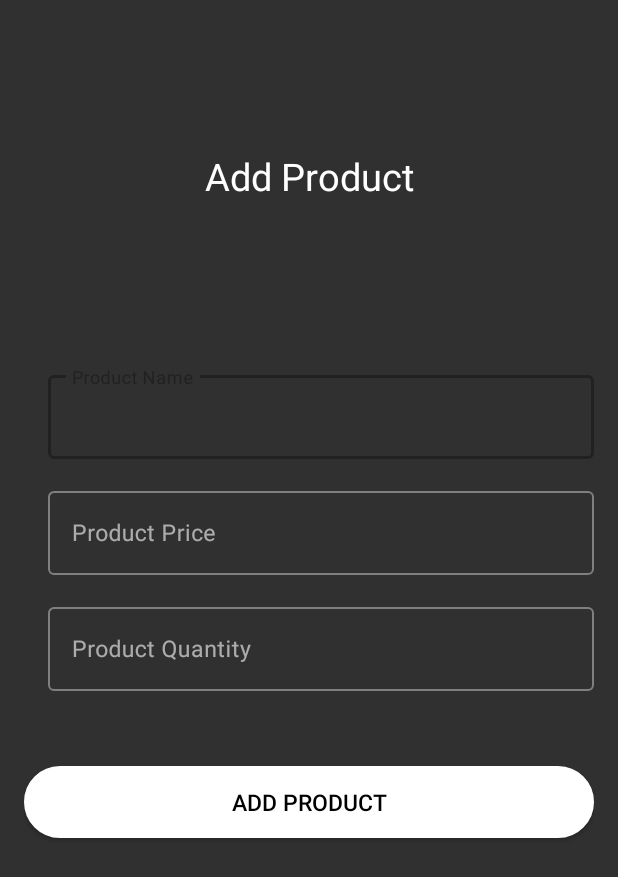
After one commit to adityakhati/EmandiFarmerApp, an Android app: the AddProductActivity screen opened directly, with no data from a screen before it, on a phone screen of 412 x 824 dp. The commit adds this screen. Shown: the top 877 px of the screen. Run offline under Robolectric (Android 15) with nearby library versions, the phone set to English and light mode, and no system bars; our stand-ins replace Firebase (no records; nobody signed in at launch, a user with empty details on screens opened directly).

Commit message:
Add Product

```diff
--- a/app/src/main/AndroidManifest.xml
+++ b/app/src/main/AndroidManifest.xml
@@ -1,7 +1,7 @@
 <?xml version="1.0" encoding="utf-8"?>
 <manifest xmlns:android="http://schemas.android.com/apk/res/android"
     package="com.example.android.emandi2">
-
+    <uses-permission android:name="android.permission.CAMERA" />
     <application
         android:allowBackup="true"
         android:icon="@mipmap/ic_launcher"
@@ -24,6 +24,7 @@
         <activity android:name=".LoginActivity" />
         <activity android:name=".OpeningActivity" />
         <activity android:name=".MainActivity" />
+        <activity android:name=".AddProductActivity" />
 
     </application>
 
--- /dev/null
+++ b/app/src/main/java/com/example/android/emandi2/AddProductActivity.java
@@ -0,0 +1,60 @@
+package com.example.android.emandi2;
+
+import android.app.ProgressDialog;
+import android.content.Intent;
+import android.os.Bundle;
+import android.view.View;
+import android.widget.Button;
+import android.widget.EditText;
+import android.widget.Toast;
+
+import androidx.appcompat.app.AppCompatActivity;
+
+import com.google.android.material.textfield.TextInputEditText;
+import com.google.firebase.auth.FirebaseAuth;
+import com.google.firebase.database.DatabaseReference;
+import com.google.firebase.database.FirebaseDatabase;
+
+public class AddProductActivity extends AppCompatActivity {
+    private EditText inputProdName,inputProdPrice,inputProdQuantity;
+    private FirebaseAuth auth;
+    private Button btnAddProd;
+
+    private FirebaseDatabase mFirebaseDatabase;
+    private DatabaseReference myRef;
+
+    @Override
+    protected void onCreate(Bundle savedInstanceState) {
+
+        super.onCreate(savedInstanceState);
+        setContentView(R.layout.fragment1);
+
+        mFirebaseDatabase = FirebaseDatabase.getInstance();
+        myRef = mFirebaseDatabase.getReference();
+
+        auth = FirebaseAuth.getInstance();
+
+        inputProdName = (EditText) findViewById(R.id.prod_name);
+        inputProdPrice= (EditText) findViewById(R.id.prod_price);
+        inputProdQuantity = (EditText) findViewById(R.id.prod_quantity);
+        btnAddProd = (Button) findViewById(R.id.btn_add_product);
+
+        btnAddProd.setOnClickListener(new View.OnClickListener() {
+            @Override
+            public void onClick(View view) {
+                final String prod_name = inputProdName.getText().toString();
+                final String prod_price = inputProdPrice.getText().toString();
+                final String prod_quantity = inputProdQuantity.getText().toString();
+
+                if (!(prod_name.equals("")&&prod_price.equals("")&&prod_quantity.equals(""))){
+                    myRef.child("Prod").child(prod_name).child("Manan").child("rs").setValue(prod_price);
+                    myRef.child("Prod").child(prod_name).child("Manan").child("kg").setValue(prod_quantity);
+                    Toast.makeText(AddProductActivity.this,"Product Added",Toast.LENGTH_SHORT).show();
+                }
+                else {
+                    Toast.makeText(AddProductActivity.this,"Fill All Fields",Toast.LENGTH_SHORT).show();
+                }
+            }
+        });
+    }
+}
--- a/app/src/main/java/com/example/android/emandi2/FirstFragment.java
+++ b/app/src/main/java/com/example/android/emandi2/FirstFragment.java
@@ -4,17 +4,20 @@ import android.os.Bundle;
 import android.view.LayoutInflater;
 import android.view.View;
 import android.view.ViewGroup;
+import android.widget.EditText;
 
 import androidx.annotation.Nullable;
 import androidx.fragment.app.Fragment;
 
 import com.example.android.emandi2.R;
+import com.google.firebase.auth.FirebaseAuth;
 
 public class FirstFragment extends Fragment {
 
     @Nullable
     @Override
     public View onCreateView(LayoutInflater inflater, @Nullable ViewGroup container, @Nullable Bundle savedInstanceState) {
-        return inflater.inflate(R.layout.fragment1, container, false);
+        View view = inflater.inflate(R.layout.fragment1, container, false);
+        return view;
     }
 }
--- a/app/src/main/res/layout/activity_login.xml
+++ b/app/src/main/res/layout/activity_login.xml
@@ -10,7 +10,7 @@
         android:layout_marginTop="100dp"
         android:gravity="center"
         android:text="LOG IN"
-        android:textColor="#fff"
+        android:textColor="@color/white"
         android:textSize="25sp"/>
     <LinearLayout
         android:layout_width="match_parent"
--- a/app/src/main/res/layout/activity_main.xml
+++ b/app/src/main/res/layout/activity_main.xml
@@ -9,7 +9,7 @@ android:layout_height="match_parent">
 <Button
     android:id="@+id/btn_logout"
     android:text="Logout"
-    android:textColor="#000"
+    android:textColor="@color/black"
     android:textSize="18sp"
     android:layout_width="match_parent"
     android:layout_height="wrap_content"
--- a/app/src/main/res/layout/activity_openinig.xml
+++ b/app/src/main/res/layout/activity_openinig.xml
@@ -8,7 +8,7 @@
     <Button
         android:id="@+id/btn_login"
         android:text="LOG IN"
-        android:textColor="#fff"
+        android:textColor="@color/white"
         android:textSize="18sp"
         android:layout_width="match_parent"
         android:layout_height="wrap_content"
@@ -21,7 +21,7 @@
     <Button
         android:id="@+id/btn_signup"
         android:text="SIGN UP"
-        android:textColor="#000"
+        android:textColor="@color/black"
         android:textSize="18sp"
         android:layout_width="match_parent"
         android:layout_height="wrap_content"
--- a/app/src/main/res/layout/activity_signup.xml
+++ b/app/src/main/res/layout/activity_signup.xml
@@ -10,7 +10,7 @@
         android:layout_marginTop="100dp"
         android:gravity="center"
         android:text="Sign Up"
-        android:textColor="#fff"
+        android:textColor="@color/white"
         android:textSize="25sp"/>
     <LinearLayout
         android:layout_width="match_parent"
@@ -69,7 +69,7 @@
             android:layout_marginBottom="170dp"
             android:background="@drawable/btn_white_bg"
             android:text="SIGN UP"
-            android:textColor="#000"
+            android:textColor="@color/black"
             android:textSize="15sp"/>
     </LinearLayout>
 </RelativeLayout>
--- a/app/src/main/res/layout/fragment1.xml
+++ b/app/src/main/res/layout/fragment1.xml
@@ -1,12 +1,74 @@
 <?xml version="1.0" encoding="utf-8"?>
-<LinearLayout xmlns:android="http://schemas.android.com/apk/res/android"
+<RelativeLayout xmlns:android="http://schemas.android.com/apk/res/android"
     android:orientation="vertical" android:layout_width="match_parent"
-    android:layout_height="match_parent">
-
+    android:layout_height="match_parent"
+    android:paddingHorizontal="16dp">
     <TextView
+        android:id="@+id/view_product"
+        android:layout_width="match_parent"
+        android:layout_height="wrap_content"
+        android:layout_marginTop="100dp"
+        android:gravity="center"
+        android:text="@string/add_product"
+        android:textColor="@color/white"
+        android:textSize="25sp"/>
+    <LinearLayout
         android:layout_width="match_parent"
         android:layout_height="match_parent"
-        android:text="First Fragment"
-        />
+        android:layout_marginTop="150dp"
+        android:gravity="center"
+        android:orientation="vertical">
+        <com.google.android.material.textfield.TextInputLayout
+            style="@style/Widget.MaterialComponents.TextInputLayout.OutlinedBox"
+            android:layout_width="match_parent"
+            android:paddingLeft="16dp"
+            android:layout_height="wrap_content">
+            <com.google.android.material.textfield.TextInputEditText
+                android:id="@+id/prod_name"
+                android:layout_width="match_parent"
+                android:layout_height="wrap_content"
+                android:hint="@string/product_name"
+                android:textSize="15sp"
+                android:inputType="text"/>
+        </com.google.android.material.textfield.TextInputLayout>
+        <com.google.android.material.textfield.TextInputLayout
+            style="@style/Widget.MaterialComponents.TextInputLayout.OutlinedBox"
+            android:layout_width="match_parent"
+            android:layout_height="wrap_content"
+            android:paddingLeft="16dp"
+            android:layout_marginTop="16dp" >
+            <com.google.android.material.textfield.TextInputEditText
+                android:id="@+id/prod_price"
+                android:layout_width="match_parent"
+                android:layout_height="wrap_content"
+                android:hint="@string/product_price"
+                android:textSize="15sp"
+                android:inputType="text"/>
+        </com.google.android.material.textfield.TextInputLayout>
+        <com.google.android.material.textfield.TextInputLayout
+            style="@style/Widget.MaterialComponents.TextInputLayout.OutlinedBox"
+            android:layout_width="match_parent"
+            android:layout_height="wrap_content"
+            android:paddingLeft="16dp"
+            android:layout_marginTop="16dp">
+            <com.google.android.material.textfield.TextInputEditText
+                android:id="@+id/prod_quantity"
+                android:layout_width="match_parent"
+                android:layout_height="wrap_content"
+                android:hint="@string/product_quantity"
+                android:inputType="text"
+                android:textSize="15sp"/>
+        </com.google.android.material.textfield.TextInputLayout>
+        <Button
+            android:id="@+id/btn_add_product"
+            android:layout_width="match_parent"
+            android:layout_height="wrap_content"
+            android:layout_marginTop="50dp"
+            android:layout_marginBottom="170dp"
+            android:background="@drawable/btn_white_bg"
+            android:text="@string/add_product"
+            android:textColor="@color/black"
+            android:textSize="15sp"/>
+    </LinearLayout>
 
-</LinearLayout>
+</RelativeLayout>
--- a/app/src/main/res/menu/activity_main_drawer.xml
+++ b/app/src/main/res/menu/activity_main_drawer.xml
@@ -4,10 +4,10 @@
     <group android:checkableBehavior="single">
         <item
             android:id="@+id/nav_first_layout"
-            android:title="First Layout" />
+            android:title="Add Product" />
         <item
             android:id="@+id/nav_second_layout"
-            android:title="Second Layout" />
+            android:title="Product Details" />
         <item
             android:id="@+id/nav_third_layout"
             android:title="Third Layout" />
--- a/app/src/main/res/values/colors.xml
+++ b/app/src/main/res/values/colors.xml
@@ -3,4 +3,6 @@
     <color name="colorPrimary">#008577</color>
     <color name="colorPrimaryDark">#00574B</color>
     <color name="colorAccent">#D81B60</color>
+    <color name="black">#000000</color>
+    <color name="white">#ffffff</color>
 </resources>
--- a/app/src/main/res/values/strings.xml
+++ b/app/src/main/res/values/strings.xml
@@ -10,4 +10,8 @@
     //Drawer Activities
     <string name="navigation_drawer_open">Open navigation drawer</string>
     <string name="navigation_drawer_close">Close navigation drawer</string>
+    <string name="add_product">Add Product</string>
+    <string name="product_name">Product Name</string>
+    <string name="product_price">Product Price</string>
+    <string name="product_quantity">Product Quantity</string>
 </resources>
```
Also changed, not shown: app/src/main/java/com/example/android/emandi2/DashboardActivity.java (+3 -4 lines).
